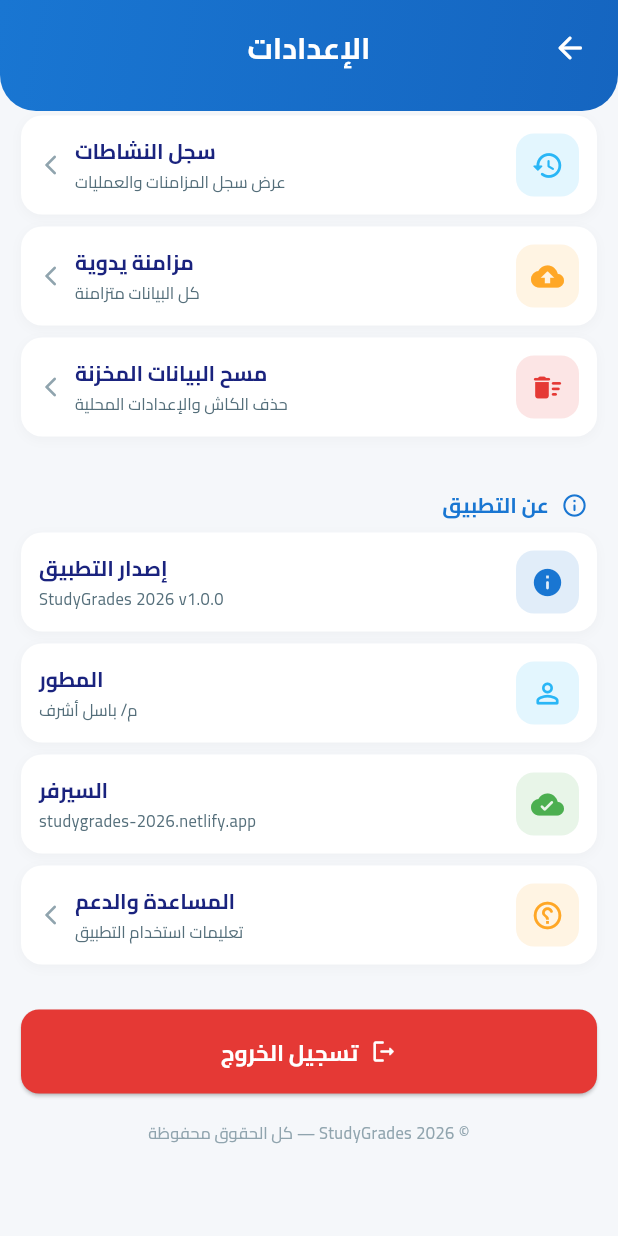
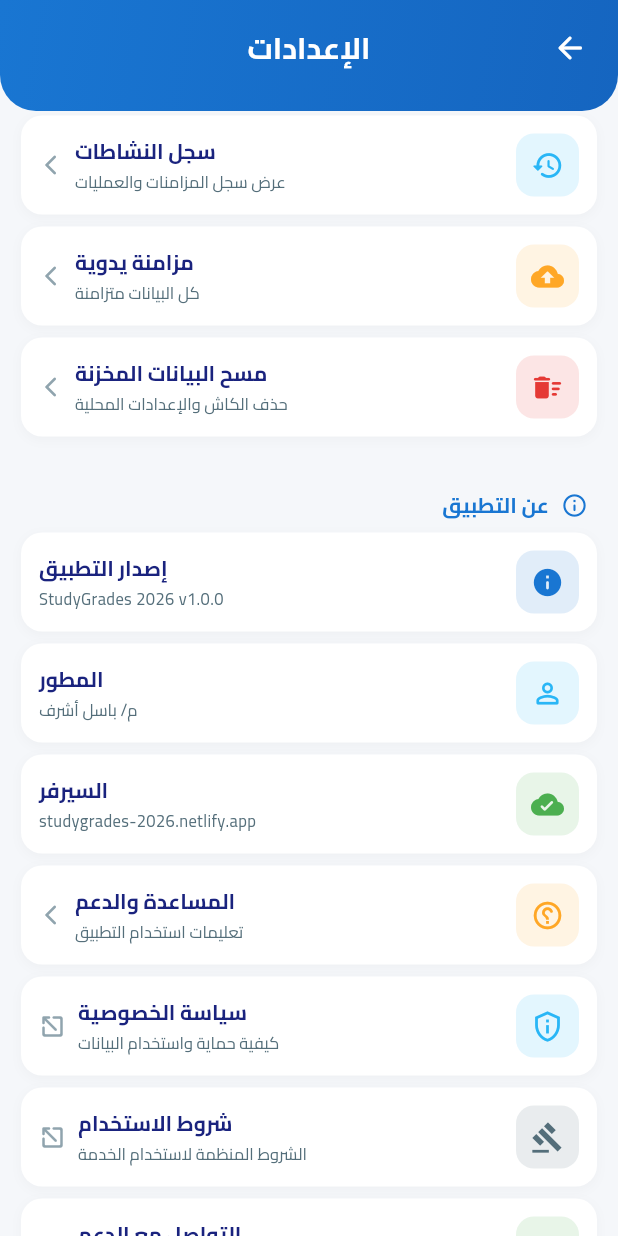
Before and after one commit to baselashrafbakry-beep/StudyGrades, a Flutter app: the SettingsScreen screen opened directly, scrolled down 1152 dp, on a phone screen of 412 x 824 dp. Run offline on Flutter 3.47's test engine with Material 3 defaults, Android fonts, the phone set to English and light mode, and no system bars; our stand-ins replace connectivity_plus, csv, dio, fl_chart, flutter_secure_storage, fluttertoast and 11 more; missing offline and left inert: excel, record; accounts and stored records are empty.

Commit message:
feat: complete store privacy and support readiness

```diff
--- /dev/null
+++ b/lib/config/legal_links.dart
@@ -0,0 +1,18 @@
+class LegalLinks {
+  const LegalLinks._();
+
+  static final Uri privacy = Uri.parse(
+    'https://studygrades-2026.netlify.app/privacy.html',
+  );
+  static final Uri terms = Uri.parse(
+    'https://studygrades-2026.netlify.app/terms.html',
+  );
+  static final Uri support = Uri.parse(
+    'https://studygrades-2026.netlify.app/support.html',
+  );
+  static final Uri supportEmail = Uri(
+    scheme: 'mailto',
+    path: 'baselashraf.bakry@gmail.com',
+    queryParameters: {'subject': 'StudyGrades Support'},
+  );
+}
--- a/lib/screens/admin/system_settings_screen.dart
+++ b/lib/screens/admin/system_settings_screen.dart
@@ -42,7 +42,7 @@ class _SystemSettingsScreenState extends State<SystemSettingsScreen> {
     final supportEmail =
         await AdminService.getSystemSetting<String>(
           'support_email',
-          defaultValue: 'basel.ashraf@studygrades.com',
+          defaultValue: 'baselashraf.bakry@gmail.com',
         ) ??
         '';
     final maintenanceMode =
--- a/lib/screens/settings_screen.dart
+++ b/lib/screens/settings_screen.dart
@@ -3,6 +3,7 @@ import 'package:provider/provider.dart';
 import 'package:google_fonts/google_fonts.dart';
 import 'package:fluttertoast/fluttertoast.dart';
 import 'package:url_launcher/url_launcher.dart';
+import '../config/legal_links.dart';
 import '../models/user_model.dart';
 import '../providers/auth_provider.dart';
 import '../providers/grading_provider.dart';
@@ -302,6 +303,42 @@ class _SettingsScreenState extends State<SettingsScreen> {
                       color: AppColors.textHint,
                     ),
                     onTap: () => _showHelpDialog(),
+                  ),
+                  _settingTile(
+                    icon: Icons.privacy_tip_outlined,
+                    iconColor: AppColors.info,
+                    title: 'سياسة الخصوصية',
+                    subtitle: 'كيفية حماية واستخدام البيانات',
+                    trailing: const Icon(
+                      Icons.open_in_new_rounded,
+                      size: 18,
+                      color: AppColors.textHint,
+                    ),
+                    onTap: () => _openExternal(LegalLinks.privacy),
+                  ),
+                  _settingTile(
+                    icon: Icons.gavel_outlined,
+                    iconColor: AppColors.textSecondary,
+                    title: 'شروط الاستخدام',
+                    subtitle: 'الشروط المنظمة لاستخدام الخدمة',
+                    trailing: const Icon(
+                      Icons.open_in_new_rounded,
+                      size: 18,
+                      color: AppColors.textHint,
+                    ),
+                    onTap: () => _openExternal(LegalLinks.terms),
+                  ),
+                  _settingTile(
+                    icon: Icons.support_agent_rounded,
+                    iconColor: AppColors.success,
+                    title: 'التواصل مع الدعم',
+                    subtitle: 'إرسال رسالة إلى فريق StudyGrades',
+                    trailing: const Icon(
+                      Icons.email_outlined,
+                      size: 18,
+                      color: AppColors.textHint,
+                    ),
+                    onTap: () => _openExternal(LegalLinks.supportEmail),
                   ),
                   const SizedBox(height: 22),
                   _logoutButton(),
@@ -1327,6 +1364,17 @@ class _SettingsScreenState extends State<SettingsScreen> {
     );
   }
 
+  Future<void> _openExternal(Uri uri) async {
+    if (!await launchUrl(uri, mode: LaunchMode.externalApplication) &&
+        mounted) {
+      Fluttertoast.showToast(
+        msg: 'تعذر فتح الرابط حالياً',
+        backgroundColor: AppColors.error,
+        textColor: Colors.white,
+      );
+    }
+  }
+
   Widget _helpRow(String emoji, String text) {
     return Padding(
       padding: const EdgeInsets.symmetric(vertical: 6),
--- a/lib/services/admin_service.dart
+++ b/lib/services/admin_service.dart
@@ -59,7 +59,7 @@ class AdminService {
       final developer = User(
         id: 1,
         username: 'basel',
-        email: 'basel.ashraf@studygrades.com',
+        email: 'baselashraf.bakry@gmail.com',
         role: UserRole.developer,
         fullName: 'م/ باسل أشرف',
         phone: '',
```
Also changed, not shown: lib/screens/login_screen.dart (+17 -0 lines), 13 other files.
